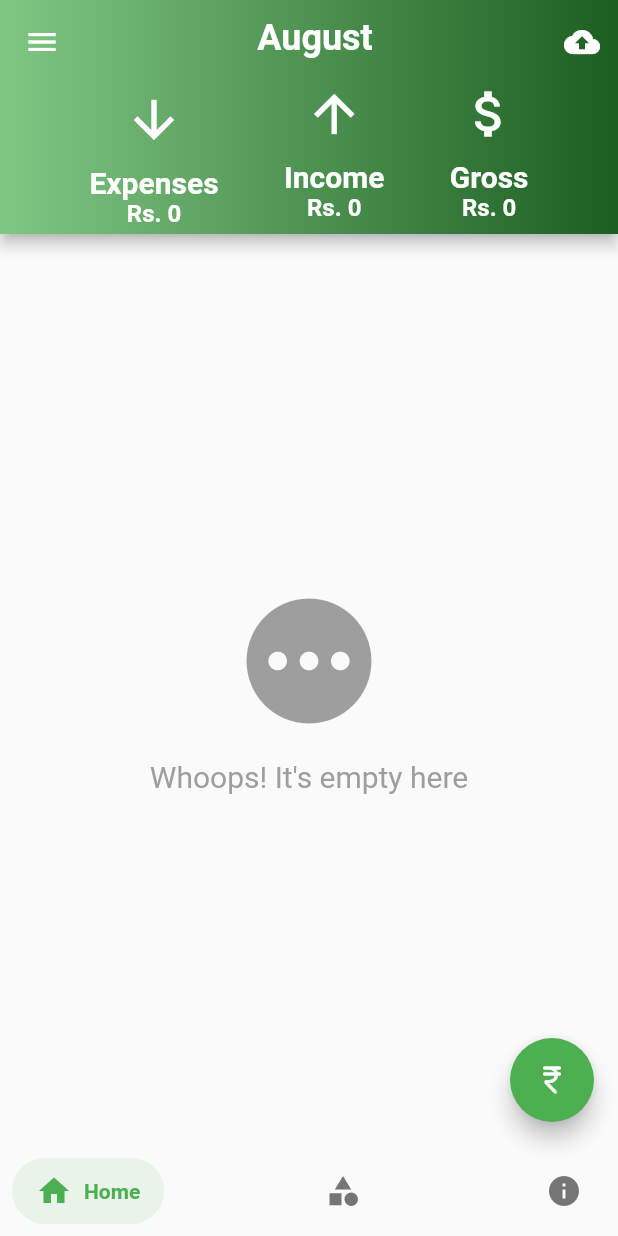
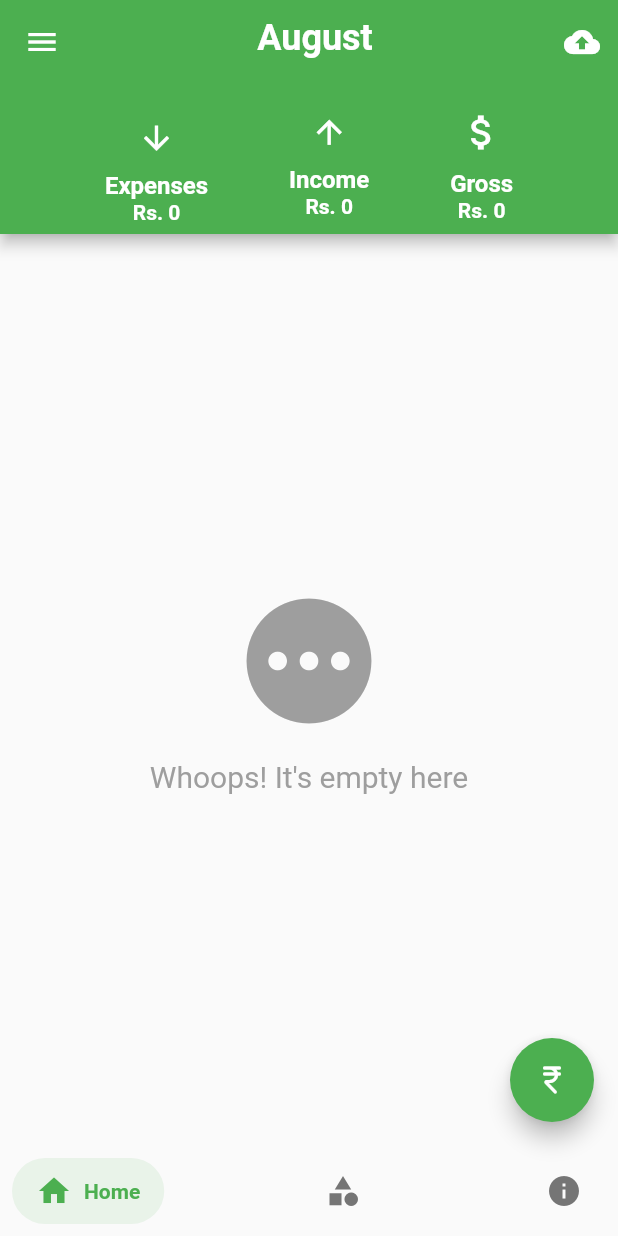
Before and after one commit to aryanPokharel/BudgetBuddy, a Flutter app: the screen it shows after launch, on a phone screen of 412 x 824 dp. Run offline on Flutter 3.47's test engine with Material 2 defaults, Android fonts, the phone set to English and light mode, and no system bars; drawn by our look-alikes of carousel_slider, salomon_bottom_bar; our stand-ins replace pie_chart, sqflite; accounts and stored records are empty.

```diff
--- a/lib/Constants/ColorList.dart
+++ b/lib/Constants/ColorList.dart
@@ -6,7 +6,7 @@ List<Color> appThemeColors = [
   Colors.green,
   Colors.amber,
   Colors.lightGreen,
-  Colors.blueGrey,
+  Colors.orange,
   Colors.purple,
   Colors.pink,
 ];
--- /dev/null
+++ b/lib/Constants/ConstantValues.dart
@@ -0,0 +1,3 @@
+import 'package:flutter/material.dart';
+
+var defaultAppTheme = Colors.green;
--- a/lib/Constants/DrawerColorButton.dart
+++ b/lib/Constants/DrawerColorButton.dart
@@ -20,12 +20,6 @@ class DrawerColorButton extends StatelessWidget {
           shape: BoxShape.circle,
           color: color,
         ),
-        child: const Center(
-          child: Text(
-            '+',
-            style: TextStyle(color: Colors.white, fontSize: 16),
-          ),
-        ),
       ),
     );
   }
--- a/lib/Screens/Home.dart
+++ b/lib/Screens/Home.dart
@@ -129,7 +129,6 @@ class _HomePageState extends State<HomePage> {
         ),
       ),
       appBar: AppBar(
-        backgroundColor: Colors.deepPurple.shade900,
         title: SizedBox(
           height: 50,
           child: CarouselSlider.builder(
@@ -163,13 +162,7 @@ class _HomePageState extends State<HomePage> {
           ),
         ],
         flexibleSpace: Container(
-          decoration: BoxDecoration(
-            gradient: LinearGradient(
-              colors: [appTheme.shade300, appTheme.shade900],
-              begin: Alignment.centerLeft,
-              end: Alignment.centerRight,
-            ),
-          ),
+          decoration: BoxDecoration(color: appTheme),
         ),
         bottom: PreferredSize(
           preferredSize: const Size.fromHeight(100),
@@ -183,14 +176,14 @@ class _HomePageState extends State<HomePage> {
                     const Icon(
                       Icons.arrow_downward,
                       color: Colors.white,
-                      size: 40,
+                      size: 25,
                     ),
                     const SizedBox(height: 10),
                     const Text(
                       "Expenses",
                       style: TextStyle(
                         color: Colors.white,
-                        fontSize: 20,
+                        fontSize: 16,
                         fontWeight: FontWeight.bold,
                       ),
                     ),
@@ -198,7 +191,7 @@ class _HomePageState extends State<HomePage> {
                       "Rs. ${totalExpenses.toStringAsFixed(totalExpenses.truncateToDouble() == totalExpenses ? 0 : 2)}",
                       style: const TextStyle(
                         color: Colors.white,
-                        fontSize: 16,
+                        fontSize: 14,
                         fontWeight: FontWeight.bold,
                       ),
                     ),
@@ -209,14 +202,14 @@ class _HomePageState extends State<HomePage> {
                     const Icon(
                       Icons.arrow_upward,
                       color: Colors.white,
-                      size: 40,
+                      size: 25,
                     ),
                     const SizedBox(height: 10),
                     const Text(
                       "Income",
                       style: TextStyle(
                         color: Colors.white,
-                        fontSize: 20,
+                        fontSize: 16,
                         fontWeight: FontWeight.bold,
                       ),
                     ),
@@ -224,7 +217,7 @@ class _HomePageState extends State<HomePage> {
                       "Rs. ${totalIncome.toStringAsFixed(totalIncome.truncateToDouble() == totalIncome ? 0 : 2)}",
                       style: const TextStyle(
                         color: Colors.white,
-                        fontSize: 16,
+                        fontSize: 14,
                         fontWeight: FontWeight.bold,
                       ),
                     ),
@@ -238,14 +231,14 @@ class _HomePageState extends State<HomePage> {
                     const Icon(
                       Icons.attach_money,
                       color: Colors.white,
-                      size: 40,
+                      size: 30,
                     ),
                     const SizedBox(height: 10),
                     const Text(
                       "Gross",
                       style: TextStyle(
                         color: Colors.white,
-                        fontSize: 20,
+                        fontSize: 16,
                         fontWeight: FontWeight.bold,
                       ),
                     ),
@@ -253,7 +246,7 @@ class _HomePageState extends State<HomePage> {
                       "Rs. ${(totalIncome - totalExpenses).toStringAsFixed((totalIncome - totalExpenses).truncateToDouble() == (totalIncome - totalExpenses) ? 0 : 2)}",
                       style: const TextStyle(
                         color: Colors.white,
-                        fontSize: 16,
+                        fontSize: 14,
                         fontWeight: FontWeight.bold,
                       ),
                     ),
--- a/lib/StateManagement/states.dart
+++ b/lib/StateManagement/states.dart
@@ -1,3 +1,4 @@
+import 'package:budget_buddy/Constants/ConstantValues.dart';
 import 'package:budget_buddy/Db/DbHelper.dart';
 import 'package:flutter/material.dart';
 
@@ -6,7 +7,7 @@ class StateProvider with ChangeNotifier {
   final dbHelper = DatabaseHelper.instance;
 
 // App Settings states
-  dynamic _appTheme = Colors.green;
+  dynamic _appTheme = defaultAppTheme;
   dynamic get appTheme => _appTheme;
 
   void setAppTheme(dynamic theme) {
--- a/lib/main.dart
+++ b/lib/main.dart
@@ -26,6 +26,7 @@ class MyApp extends StatelessWidget {
     dynamic appTheme = Provider.of<StateProvider>(context).appTheme;
     return MaterialApp(
       theme: ThemeData(
+        // for default, use defalutAppTheme
         primarySwatch: appTheme,
       ),
       initialRoute: '/',
```
Also changed, not shown: lib/Screens/Settings.dart (+12 -2 lines), pubspec.yaml (+17 -1 lines), assets/icons/logo.png (added), assets/icons/logo_transparent.png (added), pubspec.lock, 38 other files.
